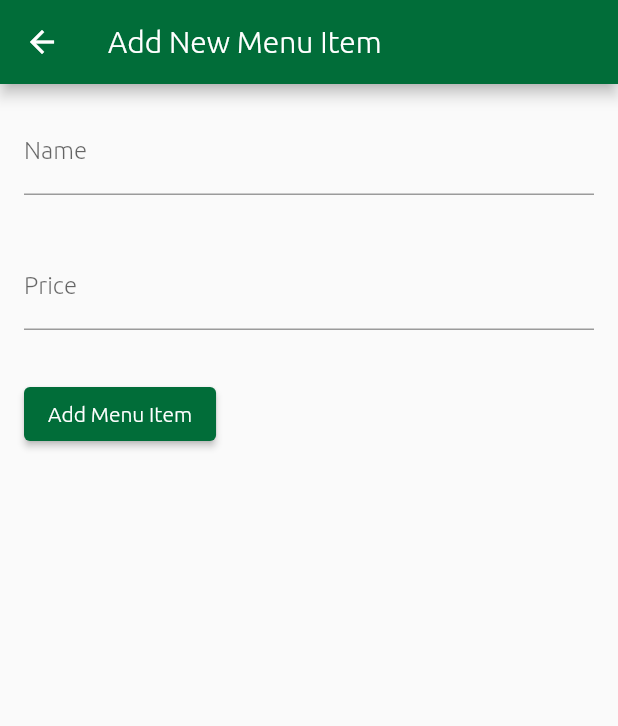
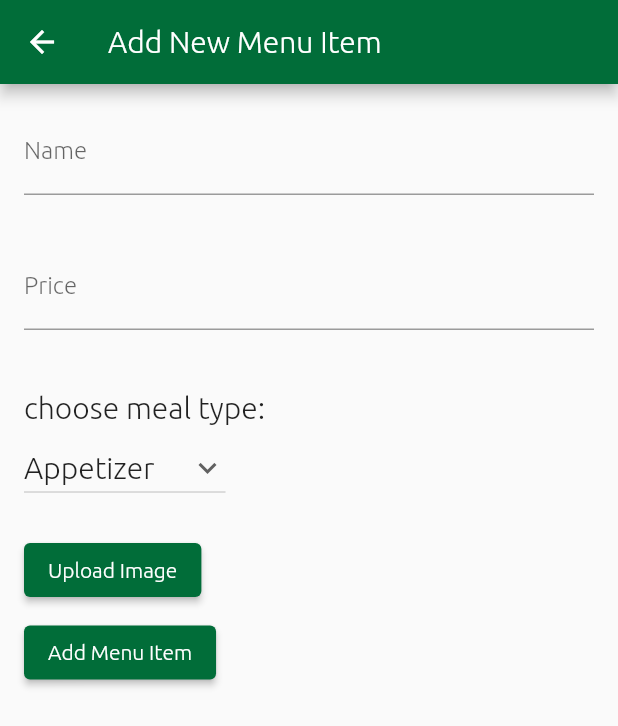
Before and after one commit to ghufran1054/Eatopia, a Flutter app: the add_menu_items screen opened by its route, on a phone screen of 412 x 824 dp. Shown: the top 726 px of the screen. Run offline on Flutter 3.47's test engine with Material 2 defaults, Android fonts, the phone set to English and light mode, and no system bars; our stand-ins replace cloud_firestore, email_validator, firebase_auth, firebase_core, firebase_storage, flutter_spinkit and 2 more; accounts and stored records are empty.

Commit message:
add menu items file updated

```diff
--- a/lib/main.dart
+++ b/lib/main.dart
@@ -26,7 +26,7 @@ class MainApp extends StatelessWidget {
   Widget build(BuildContext context) {
     return MaterialApp(
       debugShowCheckedModeBanner: false,
-      initialRoute: 'UserHomePage',
+      initialRoute: '/',
       routes: {
         '/': (context) => const LoadingScreen(),
         '/UserSignUpPageOne': (context) => const UserSignUpPageOne(),
--- a/lib/pages/Restaurant/add_menu_items.dart
+++ b/lib/pages/Restaurant/add_menu_items.dart
@@ -14,6 +14,13 @@ class MenuItem {
 //   @override
 //   _AddMenuItemPageState createState() => _AddMenuItemPageState();
 // }
+var items = [
+  'Appetizer',
+  'Main Course',
+  'Dessert',
+  'Beverages',
+];
+String dropdownvalue = 'Appetizer';
 
 class add_menu_items extends StatelessWidget {
   const add_menu_items({super.key});
@@ -76,7 +83,44 @@ class add_menu_items extends StatelessWidget {
                 },
                 //onSaved: (newValue) => _price = double.parse(newValue!),
               ),
-              SizedBox(height: 32),
+              SizedBox(height: 40),
+              Text(
+                "choose meal type:",
+                style: TextStyle(fontSize: 20),
+              ),
+              SizedBox(height: 5),
+              DropdownButton(
+                // Initial Value
+                value: dropdownvalue,
+
+                // Down Arrow Icon
+                icon: const Icon(Icons.keyboard_arrow_down),
+
+                // Array list of items
+                items: items.map((String items) {
+                  return DropdownMenuItem(
+                    value: items,
+                    child: Text(
+                      items,
+                      style: TextStyle(fontSize: 20),
+                    ),
+                  );
+                }).toList(),
+                // After selecting the desired option,it will
+                // change button value to selected value
+                onChanged: (String? newValue) {
+                  setState(() {
+                    dropdownvalue = newValue!;
+                  });
+                },
+              ),
+              SizedBox(height: 20),
+              ElevatedButton(
+                //onPressed: _submitForm,
+                onPressed: () {},
+                child: Text('Upload Image'),
+              ),
+              SizedBox(height: 7),
               ElevatedButton(
                 //onPressed: _submitForm,
                 onPressed: () {},
@@ -89,3 +133,5 @@ class add_menu_items extends StatelessWidget {
     );
   }
 }
+
+void setState(Null Function() param0) {}
--- a/lib/pages/welcome_page.dart
+++ b/lib/pages/welcome_page.dart
@@ -59,7 +59,8 @@ class WelcomePage extends StatelessWidget {
               margin: const EdgeInsets.only(bottom: 15),
               child: ElevatedButton(
                 onPressed: () {
-                  Navigator.pushReplacementNamed(context, '/UserHomePage');
+                  Navigator.pushReplacementNamed(
+                      context, '/UserHomePage'); // /UserHomePage
                 },
                 style: ElevatedButton.styleFrom(
                   fixedSize: const Size(200, 40),
```
